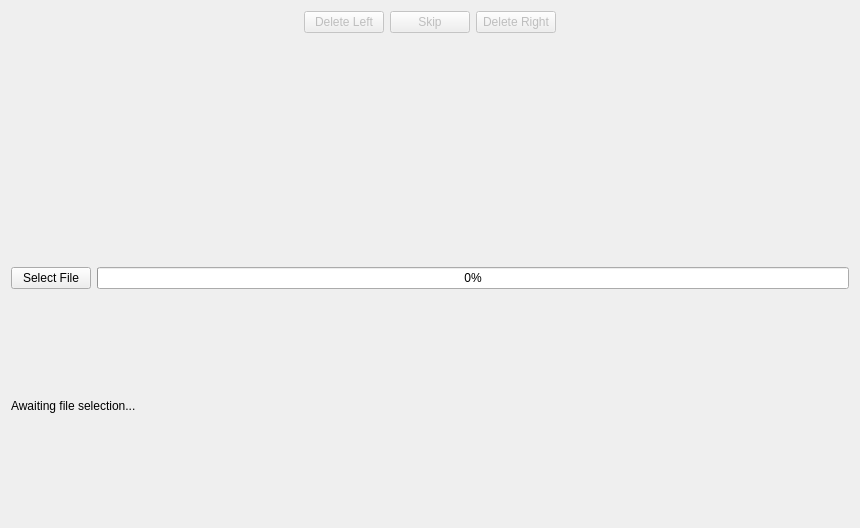
The window that frontend/widget.ui (ohookins/photo-fingerprint) describes before a commit, drawn with Qt 5.
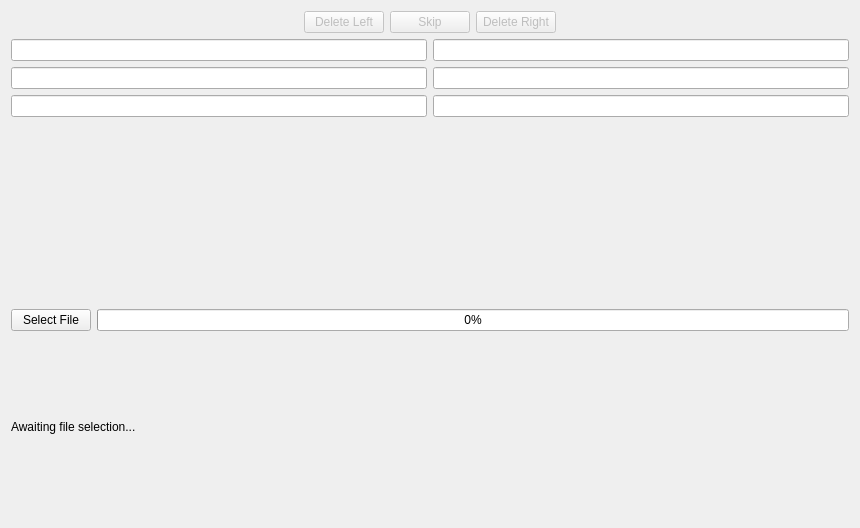
The same window after the commit.

Commit message: Functional duplicate deleter GUI, except it doesn't actively delete yet.

```diff
--- a/frontend/widget.ui
+++ b/frontend/widget.ui
@@ -77,6 +77,78 @@
      </item>
     </layout>
    </item>
+   <item>
+    <layout class="QHBoxLayout" name="horizontalLayout_5">
+     <item>
+      <widget class="QLineEdit" name="leftFilenameLineEdit">
+       <property name="focusPolicy">
+        <enum>Qt::NoFocus</enum>
+       </property>
+       <property name="readOnly">
+        <bool>true</bool>
+       </property>
+      </widget>
+     </item>
+     <item>
+      <widget class="QLineEdit" name="rightFilenameLineEdit">
+       <property name="focusPolicy">
+        <enum>Qt::NoFocus</enum>
+       </property>
+       <property name="readOnly">
+        <bool>true</bool>
+       </property>
+      </widget>
+     </item>
+    </layout>
+   </item>
+   <item>
+    <layout class="QHBoxLayout" name="horizontalLayout_6">
+     <item>
+      <widget class="QLineEdit" name="leftSizeLineEdit">
+       <property name="focusPolicy">
+        <enum>Qt::NoFocus</enum>
+       </property>
+       <property name="readOnly">
+        <bool>true</bool>
+       </property>
+      </widget>
+     </item>
+     <item>
+      <widget class="QLineEdit" name="rightSizeLineEdit">
+       <property name="focusPolicy">
+        <enum>Qt::NoFocus</enum>
+       </property>
+       <property name="readOnly">
+        <bool>true</bool>
+       </property>
+      </widget>
+     </item>
+    </layout>
+   </item>
+   <item>
+    <layout class="QHBoxLayout" name="horizontalLayout_7">
+     <item>
+      <widget class="QLineEdit" name="leftResolutionLineEdit">
+       <property name="focusPolicy">
+        <enum>Qt::NoFocus</enum>
+       </property>
+       <property name="readOnly">
+        <bool>true</bool>
+       </property>
+      </widget>
+     </item>
+     <item>
+      <widget class="QLineEdit" name="rightResolutionLineEdit">
+       <property name="focusPolicy">
+        <enum>Qt::NoFocus</enum>
+       </property>
+       <property name="readOnly">
+        <bool>true</bool>
+       </property>
+      </widget>
+     </item>
+    </layout>
+   </item>
    <item>
     <layout class="QHBoxLayout" name="horizontalLayout_3" stretch="0,0,0">
      <property name="spacing">
@@ -91,11 +163,17 @@
      <item>
       <widget class="QLabel" name="leftImage">
        <property name="sizePolicy">
-        <sizepolicy hsizetype="Preferred" vsizetype="Preferred">
+        <sizepolicy hsizetype="Maximum" vsizetype="Maximum">
          <horstretch>0</horstretch>
          <verstretch>0</verstretch>
         </sizepolicy>
        </property>
+       <property name="maximumSize">
+        <size>
+         <width>600</width>
+         <height>350</height>
+        </size>
+       </property>
        <property name="text">
         <string/>
        </property>
@@ -119,6 +197,18 @@
      </item>
      <item>
       <widget class="QLabel" name="rightImage">
+       <property name="sizePolicy">
+        <sizepolicy hsizetype="Maximum" vsizetype="Maximum">
+         <horstretch>0</horstretch>
+         <verstretch>0</verstretch>
+        </sizepolicy>
+       </property>
+       <property name="maximumSize">
+        <size>
+         <width>600</width>
+         <height>350</height>
+        </size>
+       </property>
        <property name="text">
         <string/>
        </property>
```
Left out of the diff: 24 changed lines with no effect on the pictures. The commit also changes 3 other files.
